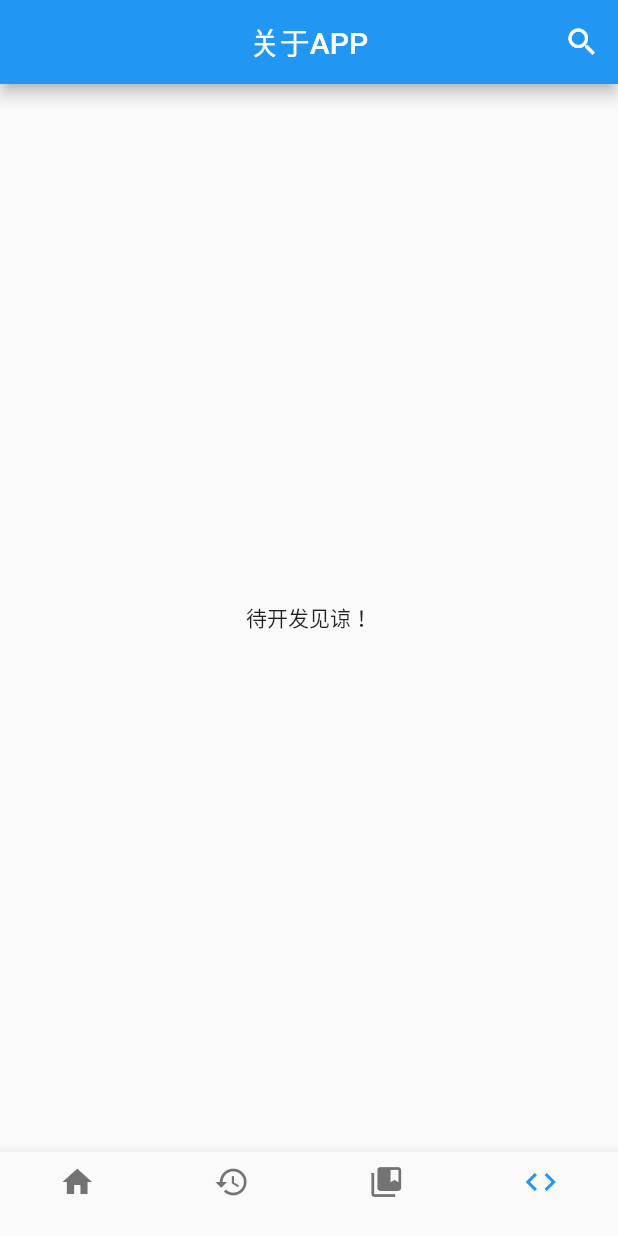
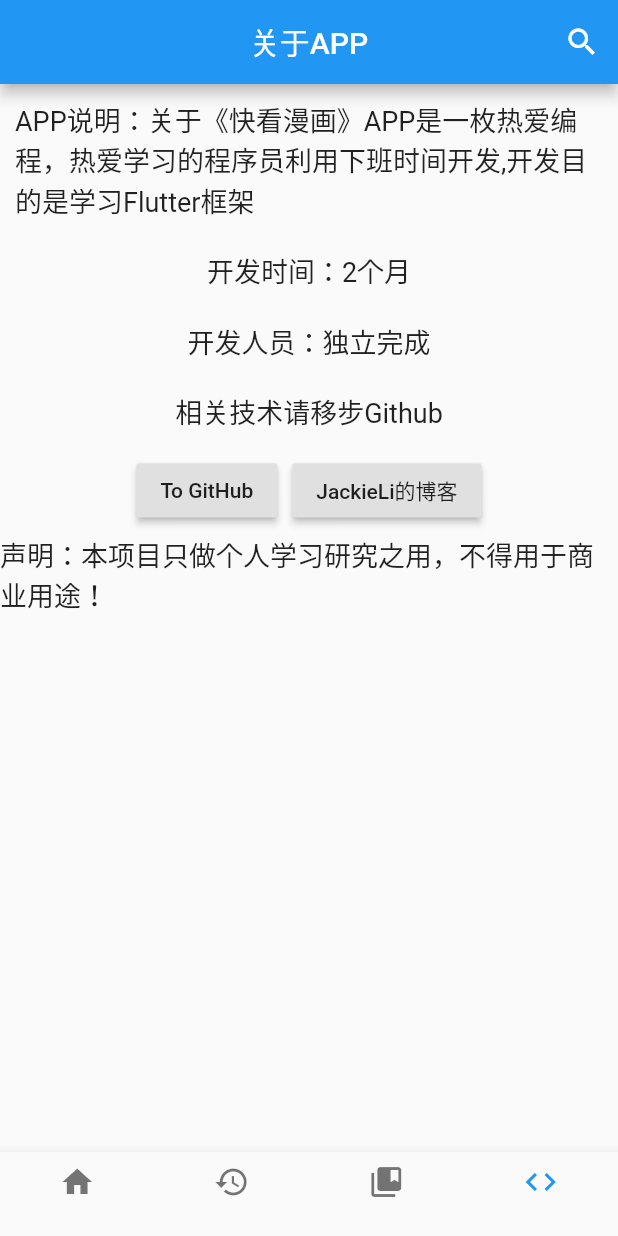
Before and after one commit to HarryLizhujiang/comic_flutter, a Flutter app: the screen it shows after launch, item 4 of the bottom bar chosen, on a phone screen of 412 x 824 dp. Run offline on Flutter 3.47's test engine with Material 2 defaults, Android fonts, the phone set to English and light mode, and no system bars; our stand-ins replace cached_network_image, dio, fluro, fluttertoast, pull_to_refresh, shared_preferences; network calls fail; statements that could not run were skipped.

Commit message:
about page content

```diff
--- /dev/null
+++ b/lib/pages/About.dart
@@ -0,0 +1,82 @@
+import 'package:comic_flutter/pages/CustomSearchDelegate.dart';
+import 'package:flutter/cupertino.dart';
+import 'package:flutter/material.dart';
+import 'package:url_launcher/url_launcher.dart';
+
+class About extends StatefulWidget {
+  @override
+  State<StatefulWidget> createState() {
+    return _About();
+  }
+}
+
+class _About extends State<About> {
+  @override
+  Widget build(BuildContext context) {
+    return Scaffold(
+        appBar: AppBar(
+          title: Text("关于APP"),
+          centerTitle: true,
+          automaticallyImplyLeading: false,
+          actions: <Widget>[
+            IconButton(
+              icon: Icon(Icons.search),
+              tooltip: "搜索",
+              onPressed: () {
+                showSearch(context: context, delegate: CustomSearchDelegate());
+              },
+            )
+          ],
+        ),
+        body: Container(
+          child: Column(
+            children: [
+              Container(
+                  margin: EdgeInsets.all(10),
+                  child: Text(
+                    'APP说明：关于《快看漫画》APP是一枚热爱编程，热爱学习的程序员利用下班时间开发,开发目的是学习Flutter框架',
+                    style: TextStyle(fontSize: 18),
+                  )),
+              Container(
+                margin: EdgeInsets.all(10),
+                child: Text('开发时间：2个月', style: TextStyle(fontSize: 18)),
+              ),
+              Container(
+                margin: EdgeInsets.all(10),
+                child: Text('开发人员：独立完成', style: TextStyle(fontSize: 18)),
+              ),
+              Container(
+                margin: EdgeInsets.all(10),
+                child: Text('相关技术请移步Github', style: TextStyle(fontSize: 18)),
+              ),
+              Row(
+                mainAxisAlignment: MainAxisAlignment.center,
+                children: [
+                  Container(
+                      margin: EdgeInsets.all(5),
+                      child: RaisedButton(
+                        onPressed: () async {
+                          await launch(
+                              "https://github.com/HarryLizhujiang/comic_flutter");
+                        },
+                        child: Text("To GitHub"),
+                      )),
+                  Container(
+                      margin: EdgeInsets.all(5),
+                      child: RaisedButton(
+                        onPressed: () async {
+                          await launch("https://www.lizhujiang.com");
+                        },
+                        child: Text("JackieLi的博客"),
+                      )),
+                ],
+              ),
+              Container(
+                child: Text('声明：本项目只做个人学习研究之用，不得用于商业用途！',
+                    style: TextStyle(fontSize: 18)),
+              )
+            ],
+          ),
+        ));
+  }
+}
--- a/lib/pages/ComicPage.dart
+++ b/lib/pages/ComicPage.dart
@@ -9,7 +9,6 @@ import 'package:pull_to_refresh/pull_to_refresh.dart';
 class ComicPage extends StatefulWidget {
   @override
   State<StatefulWidget> createState() {
-    // TODO: implement createState
     return _ComicPage();
   }
 }
@@ -22,7 +21,6 @@ class _ComicPage extends State<ComicPage> {
   @override
   void initState() {
     getData(pageNum);
-    // TODO: implement initState
     super.initState();
   }
 
@@ -75,7 +73,6 @@ class _ComicPage extends State<ComicPage> {
         child: CircularProgressIndicator(),
       );
     }
-    // TODO: implement build
     return SmartRefresher(
       enablePullDown: true,
       enablePullUp: true,
--- a/lib/pages/ContentPage.dart
+++ b/lib/pages/ContentPage.dart
@@ -3,7 +3,6 @@ import 'package:comic_flutter/http/Api.dart';
 import 'package:comic_flutter/model/ChapterList.dart';
 import 'package:comic_flutter/model/ComicPicture.dart';
 import 'package:comic_flutter/model/DComic.dart';
-import 'package:comic_flutter/router/Navigator_util.dart';
 import 'package:comic_flutter/utils/toast.dart';
 import 'package:flutter/cupertino.dart';
 import 'package:flutter/material.dart';
@@ -93,7 +92,6 @@ class _Cantent extends State<ContentPage> {
         child: CircularProgressIndicator(),
       );
     }
-    // TODO: implement build
     return SmartRefresher(
       enablePullDown: false,
       enablePullUp: true,
--- a/lib/pages/FollowPage.dart
+++ b/lib/pages/FollowPage.dart
@@ -1,6 +1,5 @@
 import 'dart:convert';
 
-import 'package:cached_network_image/cached_network_image.dart';
 import 'package:comic_flutter/model/DComic.dart';
 import 'package:comic_flutter/router/Navigator_util.dart';
 import 'package:flutter/cupertino.dart';
--- a/lib/pages/HomePage.dart
+++ b/lib/pages/HomePage.dart
@@ -1,25 +1,25 @@
 import 'package:comic_flutter/pages/HistoryPage.dart';
-import 'package:comic_flutter/router/Navigator_util.dart';
+import 'package:comic_flutter/pages/about.dart';
 import 'package:flutter/cupertino.dart';
 import 'package:flutter/material.dart';
 
 import 'FollowPage.dart';
-import 'MyPage.dart';
 import 'Recommendation.dart';
 
-class HomePage extends StatefulWidget{
+class HomePage extends StatefulWidget {
   @override
   State<StatefulWidget> createState() {
     return _HomePage();
   }
 }
-class _HomePage extends State<HomePage>{
+
+class _HomePage extends State<HomePage> {
   int _currentIndex = 0;
   List<Widget> _pageList = [
     Recommendation(),
     HistoryPage(),
     FollowPage(),
-    MyPage()
+    About()
   ];
   List<BottomNavigationBarItem> _barItem = [
     BottomNavigationBarItem(
@@ -28,7 +28,8 @@ class _HomePage extends State<HomePage>{
         ),
         title: Container()),
     BottomNavigationBarItem(icon: Icon(Icons.history), title: Container()),
-    BottomNavigationBarItem(icon: Icon(Icons.collections_bookmark), title: Container()),
+    BottomNavigationBarItem(
+        icon: Icon(Icons.collections_bookmark), title: Container()),
     BottomNavigationBarItem(icon: Icon(Icons.code), title: Container()),
   ];
 
@@ -40,7 +41,7 @@ class _HomePage extends State<HomePage>{
         children: this._pageList,
       ),
       bottomNavigationBar: BottomNavigationBar(
-        onTap: (int index){
+        onTap: (int index) {
           setState(() {
             this._currentIndex = index;
           });
--- a/lib/pages/MyPage.dart
+++ /dev/null
@@ -1,37 +0,0 @@
-import 'package:comic_flutter/pages/CustomSearchDelegate.dart';
-import 'package:flutter/cupertino.dart';
-import 'package:flutter/material.dart';
-
-class MyPage extends StatefulWidget {
-  @override
-  State<StatefulWidget> createState() {
-    // TODO: implement createState
-    return _MyPage();
-  }
-}
-
-class _MyPage extends State<MyPage> {
-  @override
-  Widget build(BuildContext context) {
-    // TODO: implement build
-    return Scaffold(
-      appBar: AppBar(
-        title: Text("关于APP"),
-        centerTitle: true,
-        automaticallyImplyLeading: false,
-        actions: <Widget>[
-          IconButton(
-            icon: Icon(Icons.search),
-            tooltip: "搜索",
-            onPressed: () {
-              showSearch(context: context, delegate: CustomSearchDelegate());
-            },
-          )
-        ],
-      ),
-      body: Center(
-        child: Text("待开发见谅！"),
-      ),
-    );
-  }
-}
--- a/pubspec.yaml
+++ b/pubspec.yaml
@@ -33,6 +33,7 @@ dependencies:
   # storage
   shared_preferences: ^0.5.6+3
   cached_network_image: 2.2.0+1
+  url_launcher: ^5.5.2
   # The following adds the Cupertino Icons font to your application.
   # Use with the CupertinoIcons class for iOS style icons.
   cupertino_icons: ^0.1.3
```
Also changed, not shown: lib/http/Api.dart (+14 -10 lines), lib/main.dart (+0 -7 lines), lib/pages/CustomSearchDelegate.dart (+16 -16 lines), lib/pages/Recommendation.dart (+3 -9 lines), lib/pages/SplashPage.dart (+20 -13 lines), lib/router/Navigator_util.dart (+10 -9 lines), pubspec.lock.
